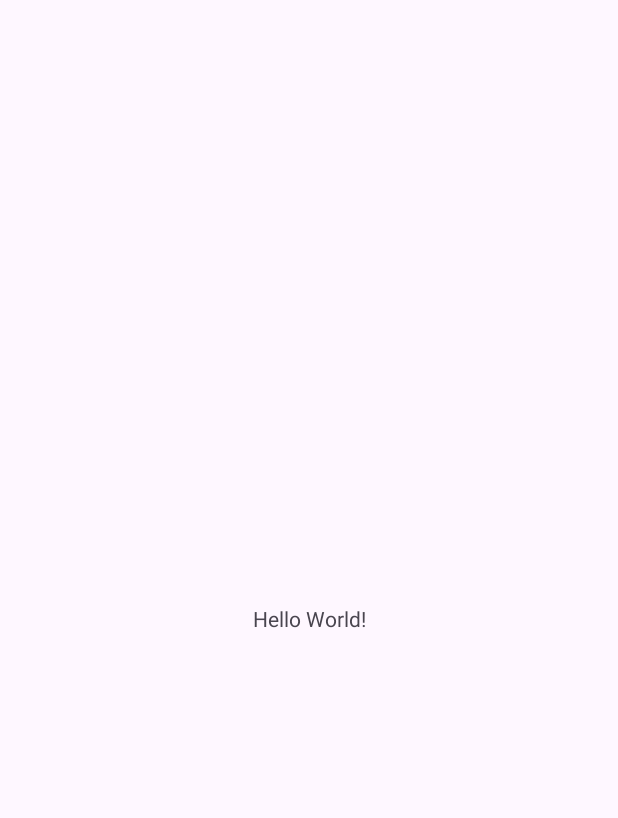
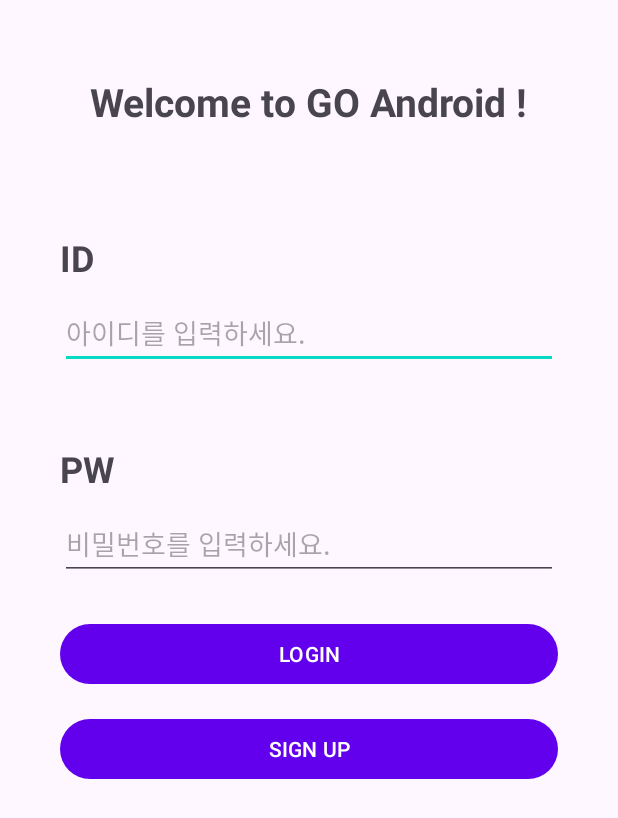
Before and after one commit to GO-SOPT-ANDROID/sumin-bae, an Android app: the screen it shows after launch (LoginActivity), on a phone screen of 412 x 824 dp. Before the commit the part shown is almost empty. Shown: the top 818 px of the screen. Run offline under Robolectric (Android 15) with nearby library versions, the phone set to English and light mode, and no system bars.

Commit message:
[ui] 로그인 ui 구성

```diff
--- a/app/src/main/res/layout/activity_login.xml
+++ b/app/src/main/res/layout/activity_login.xml
@@ -7,12 +7,78 @@
     tools:context=".presentation.LoginActivity">
 
     <TextView
+        android:id="@+id/tv_login_title"
         android:layout_width="wrap_content"
         android:layout_height="wrap_content"
-        android:text="Hello World!"
-        app:layout_constraintBottom_toBottomOf="parent"
+        android:layout_marginTop="50dp"
+        android:text="@string/login_title"
+        android:textSize="26sp"
+        android:textStyle="bold"
         app:layout_constraintEnd_toEndOf="parent"
         app:layout_constraintStart_toStartOf="parent"
         app:layout_constraintTop_toTopOf="parent" />
 
+    <TextView
+        android:id="@+id/tv_login_id"
+        android:layout_width="wrap_content"
+        android:layout_height="wrap_content"
+        android:layout_marginStart="40dp"
+        android:layout_marginTop="70dp"
+        android:text="@string/login_id"
+        android:textSize="24sp"
+        android:textStyle="bold"
+        app:layout_constraintStart_toStartOf="parent"
+        app:layout_constraintTop_toBottomOf="@+id/tv_login_title" />
+
+    <EditText
+        android:id="@+id/et_login_id"
+        android:layout_width="match_parent"
+        android:layout_height="wrap_content"
+        android:layout_marginHorizontal="40dp"
+        android:layout_marginTop="10dp"
+        android:hint="@string/prompt_login_id"
+        android:inputType="text"
+        app:layout_constraintTop_toBottomOf="@+id/tv_login_id" />
+
+    <TextView
+        android:id="@+id/tv_login_pw"
+        android:layout_width="wrap_content"
+        android:layout_height="wrap_content"
+        android:layout_marginTop="50dp"
+        android:text="@string/login_pw"
+        android:textSize="24sp"
+        android:textStyle="bold"
+        app:layout_constraintStart_toStartOf="@+id/et_login_id"
+        app:layout_constraintTop_toBottomOf="@+id/et_login_id" />
+
+    <EditText
+        android:id="@+id/et_login_pw"
+        android:layout_width="match_parent"
+        android:layout_height="wrap_content"
+        android:layout_marginHorizontal="40dp"
+        android:layout_marginTop="10dp"
+        android:hint="@string/prompt_login_pw"
+        android:inputType="textPassword"
+        app:layout_constraintTop_toBottomOf="@+id/tv_login_pw" />
+
+    <Button
+        android:id="@+id/btn_login_submit"
+        android:layout_width="0dp"
+        android:layout_height="wrap_content"
+        android:layout_marginTop="25dp"
+        android:text="@string/login_submit"
+        app:layout_constraintEnd_toEndOf="@+id/et_login_pw"
+        app:layout_constraintStart_toStartOf="@+id/et_login_pw"
+        app:layout_constraintTop_toBottomOf="@+id/et_login_pw" />
+
+    <Button
+        android:id="@+id/btn_to_signup"
+        android:layout_width="0dp"
+        android:layout_height="wrap_content"
+        android:layout_marginTop="15dp"
+        android:text="@string/go_to_signup"
+        app:layout_constraintEnd_toEndOf="@+id/btn_login_submit"
+        app:layout_constraintStart_toStartOf="@+id/btn_login_submit"
+        app:layout_constraintTop_toBottomOf="@+id/btn_login_submit" />
+
 </androidx.constraintlayout.widget.ConstraintLayout>
--- a/app/src/main/res/values/strings.xml
+++ b/app/src/main/res/values/strings.xml
@@ -1,3 +1,13 @@
 <resources>
     <string name="app_name">GO SOPT Android</string>
+
+    <string name="login_title">Welcome to GO Android !</string>
+    <string name="login_id">ID</string>
+    <string name="prompt_login_id">아이디를 입력하세요.</string>
+    <string name="login_pw">PW</string>
+    <string name="prompt_login_pw">비밀번호를 입력하세요.</string>
+    <string name="login_submit">LOGIN</string>
+    <string name="go_to_signup">SIGN UP</string>
+
+
 </resources>
```
